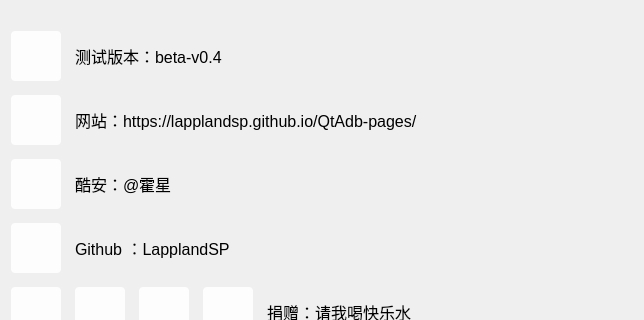
The window that QtAdb/about.ui (LapplandSP/QtAdb) describes before a commit, drawn with Qt 5; both pictures show x 0 to 644 and y 0 to 320 of the 644 by 496 pixel window.
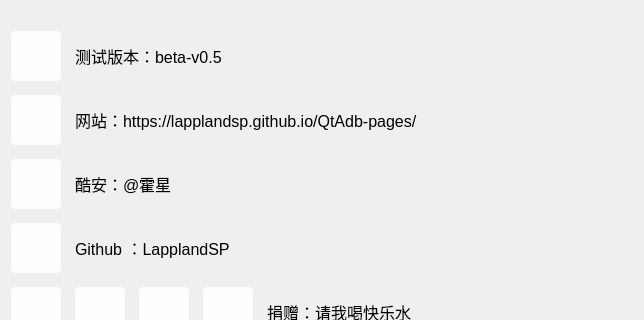
The same window after the commit. Icons and pictures are not drawn.

The edit to the form file:
```diff
--- a/QtAdb/about.ui
+++ b/QtAdb/about.ui
@@ -112,7 +112,7 @@
              </font>
             </property>
             <property name="text">
-             <string>测试版本：beta-v0.4</string>
+             <string>测试版本：beta-v0.5</string>
             </property>
            </widget>
           </item>
```
